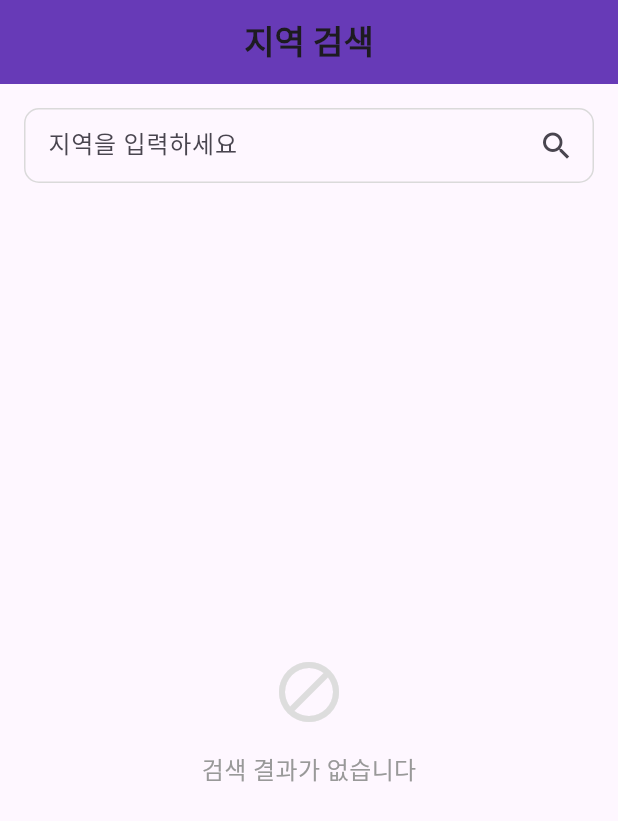
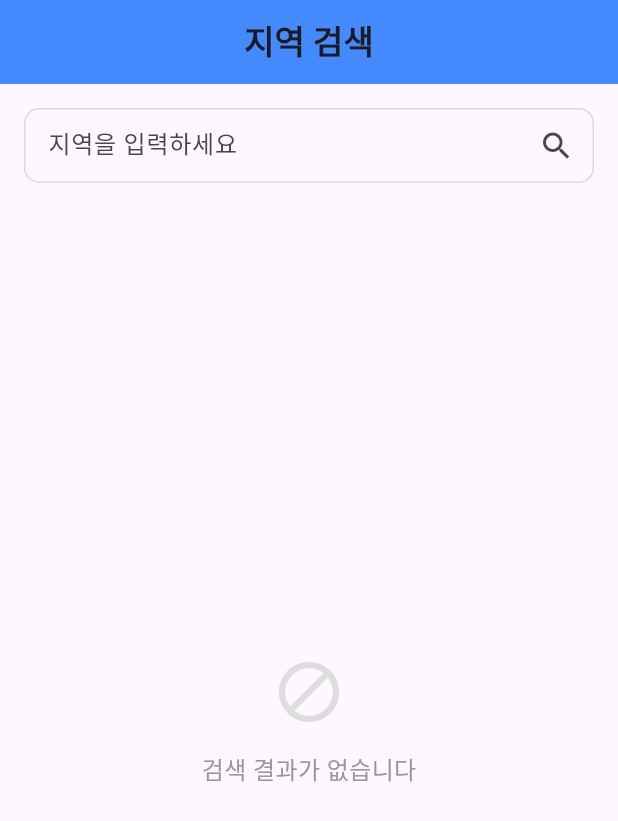
Before and after one commit to FEgguri/fluttter_locaquest, a Flutter app: the screen it shows after launch, on a phone screen of 412 x 824 dp. Shown: the top 821 px of the screen. Run offline on Flutter 3.47's test engine with Material 3 defaults, Android fonts, the phone set to English and light mode, and no system bars; our stand-ins replace cloud_firestore, dio, firebase_core, flutter_riverpod; accounts and stored records are empty.

Commit message:
feat: appbar 변경

```diff
--- a/lib/common/app_bar.dart
+++ b/lib/common/app_bar.dart
@@ -3,7 +3,7 @@ import 'package:flutter/material.dart';
 AppBar customAppBar({required String title}) {
   return AppBar(
     title: Text(title, style: const TextStyle(fontWeight: FontWeight.bold)),
-    backgroundColor: Colors.deepPurple,
+    backgroundColor: Colors.blueAccent,
     centerTitle: true,
   );
 }
--- a/lib/views/review_page.dart
+++ b/lib/views/review_page.dart
@@ -1,5 +1,6 @@
 import 'package:flutter/material.dart';
 import 'package:flutter_riverpod/flutter_riverpod.dart';
+import 'package:fluttter_locaquest/common/app_bar.dart';
 import '../viewmodels/review_view_model.dart';
 
 class ReviewPage extends ConsumerStatefulWidget {
@@ -31,7 +32,7 @@ class _ReviewPageState extends ConsumerState<ReviewPage> {
     final reviews = ref.watch(reviewProvider);
 
     return Scaffold(
-      appBar: AppBar(title: const Text('리뷰')),
+      appBar: customAppBar(title: '리뷰'),
       body: Column(
         children: [
           Expanded(
```
